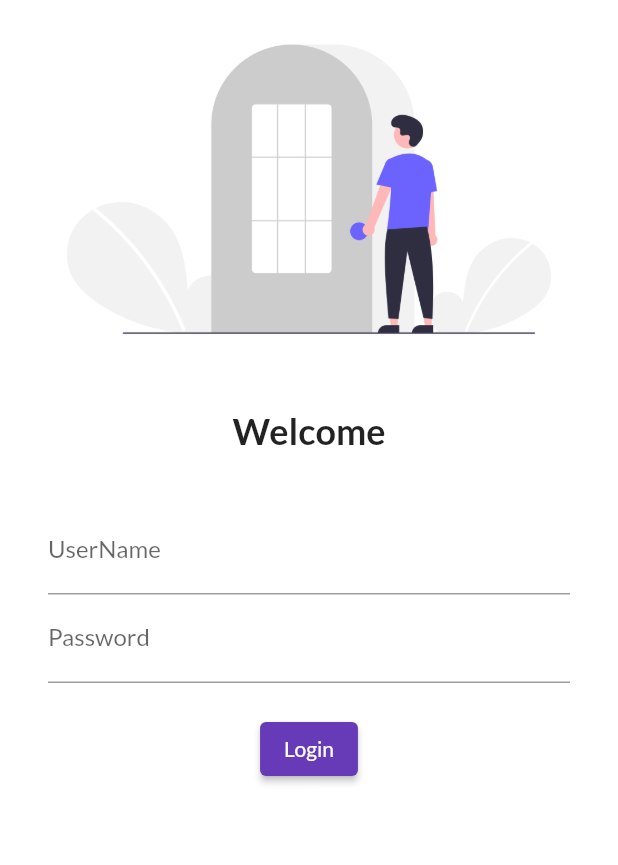
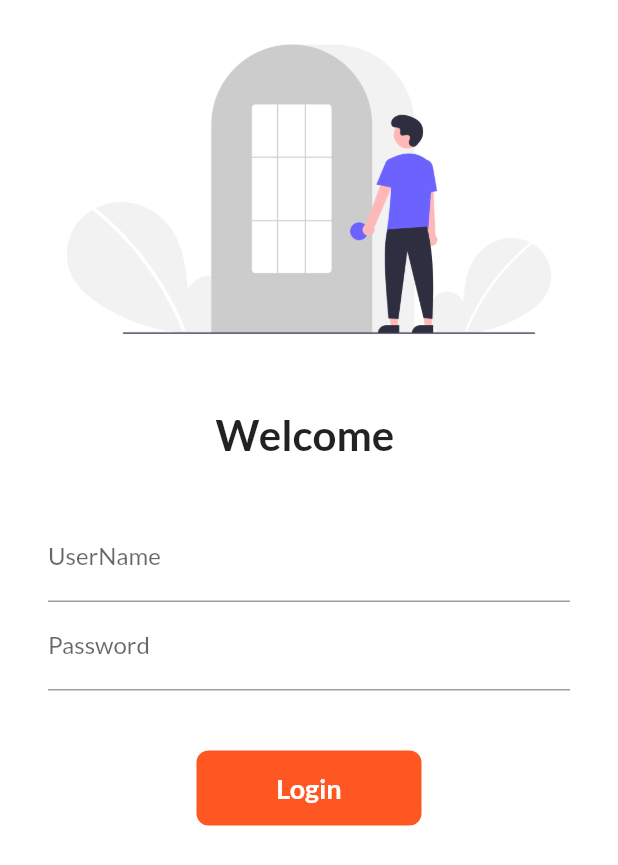
Before and after one commit to raj02613/flutter, a Flutter app: the screen it shows after launch, on a phone screen of 412 x 824 dp. Shown: the top 865 px of the screen. Run offline on Flutter 3.47's test engine with Material 2 defaults, Android fonts, the phone set to English and light mode, and no system bars; our stand-ins replace google_fonts.

Commit message:
Day 6 completed

```diff
--- a/lib/main.dart
+++ b/lib/main.dart
@@ -1,5 +1,6 @@
 import 'package:classico/pages/home_page.dart';
 import 'package:classico/pages/login_page.dart';
+import 'package:classico/utils/routes.dart';
 
 import 'package:flutter/material.dart';
 import 'package:google_fonts/google_fonts.dart';
@@ -23,8 +24,8 @@ class MyApp extends StatelessWidget {
       initialRoute: "/",
       routes: {
         "/": (contex) => LoginPage(),
-        "/home": (context) => HomePage(),
-        "/login": (context) => LoginPage()
+        MyRoutes.homeRoute: (context) => HomePage(),
+        MyRoutes.loginRoute: (context) => LoginPage()
       },
     );
   }
--- a/lib/pages/login_page.dart
+++ b/lib/pages/login_page.dart
@@ -1,10 +1,20 @@
+import 'package:classico/utils/routes.dart';
 import 'package:flutter/material.dart';
 
-class LoginPage extends StatelessWidget {
+class LoginPage extends StatefulWidget {
+  @override
+  State<LoginPage> createState() => _LoginPageState();
+}
+
+class _LoginPageState extends State<LoginPage> {
+  String name = "";
+  bool changeButton = false;
+
   @override
   Widget build(BuildContext context) {
     return  Material(
       color: Colors.white,
+      child: SingleChildScrollView(
         child: Column(
          children: [
            Image.asset(
@@ -15,9 +25,9 @@ class LoginPage extends StatelessWidget {
              height: 20.0,
            ),
            Text(
-           "Welcome",
+             "Welcome $name",
              style: TextStyle(
-             fontSize: 24,
+               fontSize: 28,
                fontWeight: FontWeight.bold,
              ),
            ),
@@ -26,7 +36,8 @@ class LoginPage extends StatelessWidget {
            ),
            Padding(
              padding:
-           const EdgeInsets.symmetric(vertical: 16.0, horizontal: 32.0),
+             const EdgeInsets.symmetric
+               (vertical: 16.0, horizontal: 32.0),
              child: Column(
                children: [
                  TextFormField(
@@ -34,6 +45,10 @@ class LoginPage extends StatelessWidget {
                      hintText: "Enter username",
                      labelText: "UserName",
                    ),
+                   onChanged: (value) {
+                     name = value;
+                     setState(() {});
+                   },
                  ),
                  TextFormField(
                    obscureText: true,
@@ -43,19 +58,54 @@ class LoginPage extends StatelessWidget {
                    ),
                  ),
                  SizedBox(
-                 height: 20.0,
+                   height: 40.0,
                  ),
-               ElevatedButton(
-                 child: Text("Login"),
-                 style: TextButton.styleFrom(),
-                 onPressed: () {
-                   print("Hi Rajjoo");
+
+                 InkWell(
+                   onTap: () async {
+                     setState(() {
+                       changeButton = true;
+                     });
+                     await Future.delayed(Duration(seconds: 1));
+                     Navigator.pushNamed(context, MyRoutes.homeRoute);
                    },
+                   child: AnimatedContainer(
+                     duration: Duration(seconds: 1),
+                     width: changeButton ? 50 : 150,
+                     height: 50,
+                     alignment: Alignment.center,
+                     child: changeButton
+                         ? Icon(
+                       Icons.done,
+                       color: Colors.white ,
+                     )
+                     : Text(
+                         "Login",
+                     style: TextStyle(
+                         color: Colors.white,
+                         fontWeight: FontWeight.bold,
+                         fontSize:18 ),
                    ),
+                     decoration: BoxDecoration(
+                       color: Colors.deepOrange,
+                       borderRadius:
+                       BorderRadius.circular(changeButton ? 50 : 8),
+                   ),
+                 ),
+                 ),
+
+                 // ElevatedButton(
+                 //  child: Text("Login"),
+                 //  style: TextButton.styleFrom(minimumSize: size(150, 40)),
+                 //  onPressed: () {
+                 //    Navigator.pushNamed(context, MyRoutes.homeRoute);
+                 //  },
+                 // )
                ],
              ),
            ),
          ],
+        ),
       ));
   }
 }
--- /dev/null
+++ b/lib/utils/routes.dart
@@ -0,0 +1,4 @@
+class MyRoutes{
+  static String loginRoute = "/login";
+  static String homeRoute = "/home";
+}
```
Lines whose indentation alone changed are shown as unchanged.
